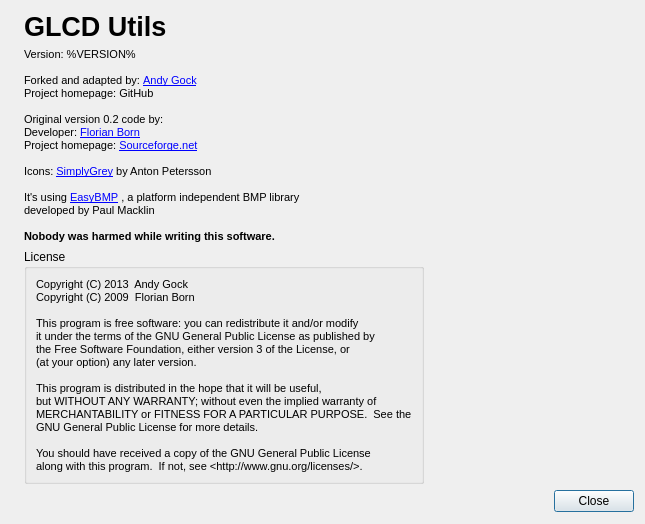
The window that uiinfo.ui (andygock/glcd-utils) describes before a commit, drawn with Qt 5.
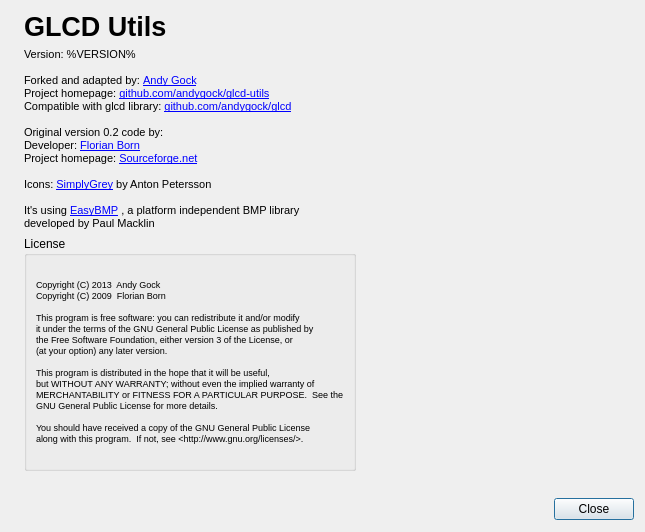
The same window after the commit. Icons and pictures are not drawn.

Commit message: Change info dialog contents

Patch:
```diff
--- a/uiinfo.ui
+++ b/uiinfo.ui
@@ -7,7 +7,7 @@
     <x>0</x>
     <y>0</y>
     <width>645</width>
-    <height>495</height>
+    <height>532</height>
    </rect>
   </property>
   <property name="windowTitle">
@@ -54,7 +54,8 @@
 &lt;p style=&quot; margin-top:0px; margin-bottom:0px; margin-left:0px; margin-right:0px; -qt-block-indent:0; text-indent:0px;&quot;&gt;Version: %VERSION%&lt;/p&gt;
 &lt;p style=&quot;-qt-paragraph-type:empty; margin-top:0px; margin-bottom:0px; margin-left:0px; margin-right:0px; -qt-block-indent:0; text-indent:0px;&quot;&gt;&lt;br /&gt;&lt;/p&gt;
 &lt;p style=&quot; margin-top:0px; margin-bottom:0px; margin-left:0px; margin-right:0px; -qt-block-indent:0; text-indent:0px;&quot;&gt;Forked and adapted by: &lt;a href=&quot;http://micro.gock.net&quot;&gt;&lt;span style=&quot; text-decoration: underline; color:#0000ff;&quot;&gt;Andy Gock&lt;/span&gt;&lt;/a&gt;&lt;/p&gt;
-&lt;p style=&quot; margin-top:0px; margin-bottom:0px; margin-left:0px; margin-right:0px; -qt-block-indent:0; text-indent:0px;&quot;&gt;Project homepage: GitHub&lt;/p&gt;
+&lt;p style=&quot; margin-top:0px; margin-bottom:0px; margin-left:0px; margin-right:0px; -qt-block-indent:0; text-indent:0px;&quot;&gt;Project homepage: &lt;a href=&quot;http://github.com/andygock/glcd&quot;&gt;&lt;span style=&quot; text-decoration: underline; color:#0000ff;&quot;&gt;github.com/andygock/glcd-utils&lt;/span&gt;&lt;/a&gt;&lt;/p&gt;
+&lt;p style=&quot; margin-top:0px; margin-bottom:0px; margin-left:0px; margin-right:0px; -qt-block-indent:0; text-indent:0px;&quot;&gt;Compatible with glcd library: &lt;a href=&quot;http://github.com/andygock/glcd&quot;&gt;&lt;span style=&quot; text-decoration: underline; color:#0000ff;&quot;&gt;github.com/andygock/glcd&lt;/span&gt;&lt;/a&gt;&lt;/p&gt;
 &lt;p style=&quot;-qt-paragraph-type:empty; margin-top:0px; margin-bottom:0px; margin-left:0px; margin-right:0px; -qt-block-indent:0; text-indent:0px;&quot;&gt;&lt;br /&gt;&lt;/p&gt;
 &lt;p style=&quot; margin-top:0px; margin-bottom:0px; margin-left:0px; margin-right:0px; -qt-block-indent:0; text-indent:0px;&quot;&gt;Original version 0.2 code by:&lt;/p&gt;
 &lt;p style=&quot; margin-top:0px; margin-bottom:0px; margin-left:0px; margin-right:0px; -qt-block-indent:0; text-indent:0px;&quot;&gt;Developer: &lt;a href=&quot;mailto:devilsfist@users.sourceforge.net&quot;&gt;&lt;span style=&quot; text-decoration: underline; color:#0000ff;&quot;&gt;Florian Born&lt;/span&gt;&lt;/a&gt;&lt;/p&gt;
@@ -63,9 +64,7 @@
 &lt;p style=&quot; margin-top:0px; margin-bottom:0px; margin-left:0px; margin-right:0px; -qt-block-indent:0; text-indent:0px;&quot;&gt;Icons: &lt;a href=&quot;http://gnome-look.org/content/show.php/SimplyGrey?content=93674&quot;&gt;&lt;span style=&quot; text-decoration: underline; color:#0000ff;&quot;&gt;SimplyGrey&lt;/span&gt;&lt;/a&gt; by Anton Petersson&lt;/p&gt;
 &lt;p style=&quot;-qt-paragraph-type:empty; margin-top:0px; margin-bottom:0px; margin-left:0px; margin-right:0px; -qt-block-indent:0; text-indent:0px;&quot;&gt;&lt;br /&gt;&lt;/p&gt;
 &lt;p style=&quot; margin-top:0px; margin-bottom:0px; margin-left:0px; margin-right:0px; -qt-block-indent:0; text-indent:0px;&quot;&gt;It's using &lt;a href=&quot;http://easybmp.sourceforge.net&quot;&gt;&lt;span style=&quot; text-decoration: underline; color:#0000ff;&quot;&gt;EasyBMP&lt;/span&gt;&lt;/a&gt; , a platform independent BMP library &lt;/p&gt;
-&lt;p style=&quot; margin-top:0px; margin-bottom:0px; margin-left:0px; margin-right:0px; -qt-block-indent:0; text-indent:0px;&quot;&gt;developed by Paul Macklin&lt;/p&gt;
-&lt;p style=&quot;-qt-paragraph-type:empty; margin-top:0px; margin-bottom:0px; margin-left:0px; margin-right:0px; -qt-block-indent:0; text-indent:0px; font-style:italic;&quot;&gt;&lt;br /&gt;&lt;/p&gt;
-&lt;p style=&quot; margin-top:0px; margin-bottom:0px; margin-left:0px; margin-right:0px; -qt-block-indent:0; text-indent:0px;&quot;&gt;&lt;span style=&quot; font-weight:600;&quot;&gt;Nobody was harmed while writing this software.&lt;/span&gt;&lt;/p&gt;&lt;/body&gt;&lt;/html&gt;</string>
+&lt;p style=&quot; margin-top:0px; margin-bottom:0px; margin-left:0px; margin-right:0px; -qt-block-indent:0; text-indent:0px;&quot;&gt;developed by Paul Macklin&lt;/p&gt;&lt;/body&gt;&lt;/html&gt;</string>
        </property>
        <property name="alignment">
         <set>Qt::AlignLeading|Qt::AlignLeft|Qt::AlignTop</set>
@@ -92,32 +91,46 @@
        <layout class="QGridLayout" name="gridLayout_3">
         <item row="0" column="0">
          <widget class="QLabel" name="label_4">
+          <property name="enabled">
+           <bool>true</bool>
+          </property>
           <property name="sizePolicy">
            <sizepolicy hsizetype="Preferred" vsizetype="Maximum">
             <horstretch>0</horstretch>
             <verstretch>0</verstretch>
            </sizepolicy>
           </property>
+          <property name="font">
+           <font>
+            <pointsize>8</pointsize>
+           </font>
+          </property>
           <property name="text">
            <string>&lt;!DOCTYPE HTML PUBLIC &quot;-//W3C//DTD HTML 4.0//EN&quot; &quot;http://www.w3.org/TR/REC-html40/strict.dtd&quot;&gt;
 &lt;html&gt;&lt;head&gt;&lt;meta name=&quot;qrichtext&quot; content=&quot;1&quot; /&gt;&lt;style type=&quot;text/css&quot;&gt;
 p, li { white-space: pre-wrap; }
 &lt;/style&gt;&lt;/head&gt;&lt;body style=&quot; font-family:'MS Shell Dlg 2'; font-size:8pt; font-weight:400; font-style:normal;&quot;&gt;
-&lt;p style=&quot; margin-top:0px; margin-bottom:0px; margin-left:0px; margin-right:0px; -qt-block-indent:0; text-indent:0px;&quot;&gt;Copyright (C) 2013  Andy Gock&lt;/p&gt;
-&lt;p style=&quot; margin-top:0px; margin-bottom:0px; margin-left:0px; margin-right:0px; -qt-block-indent:0; text-indent:0px;&quot;&gt;Copyright (C) 2009  Florian Born&lt;/p&gt;
-&lt;p style=&quot;-qt-paragraph-type:empty; margin-top:0px; margin-bottom:0px; margin-left:0px; margin-right:0px; -qt-block-indent:0; text-indent:0px;&quot;&gt;&lt;br /&gt;&lt;/p&gt;
-&lt;p style=&quot; margin-top:0px; margin-bottom:0px; margin-left:0px; margin-right:0px; -qt-block-indent:0; text-indent:0px;&quot;&gt;This program is free software: you can redistribute it and/or modify&lt;/p&gt;
-&lt;p style=&quot; margin-top:0px; margin-bottom:0px; margin-left:0px; margin-right:0px; -qt-block-indent:0; text-indent:0px;&quot;&gt;it under the terms of the GNU General Public License as published by&lt;/p&gt;
-&lt;p style=&quot; margin-top:0px; margin-bottom:0px; margin-left:0px; margin-right:0px; -qt-block-indent:0; text-indent:0px;&quot;&gt;the Free Software Foundation, either version 3 of the License, or&lt;/p&gt;
-&lt;p style=&quot; margin-top:0px; margin-bottom:0px; margin-left:0px; margin-right:0px; -qt-block-indent:0; text-indent:0px;&quot;&gt;(at your option) any later version.&lt;/p&gt;
-&lt;p style=&quot;-qt-paragraph-type:empty; margin-top:0px; margin-bottom:0px; margin-left:0px; margin-right:0px; -qt-block-indent:0; text-indent:0px;&quot;&gt;&lt;br /&gt;&lt;/p&gt;
-&lt;p style=&quot; margin-top:0px; margin-bottom:0px; margin-left:0px; margin-right:0px; -qt-block-indent:0; text-indent:0px;&quot;&gt;This program is distributed in the hope that it will be useful,&lt;/p&gt;
-&lt;p style=&quot; margin-top:0px; margin-bottom:0px; margin-left:0px; margin-right:0px; -qt-block-indent:0; text-indent:0px;&quot;&gt;but WITHOUT ANY WARRANTY; without even the implied warranty of&lt;/p&gt;
-&lt;p style=&quot; margin-top:0px; margin-bottom:0px; margin-left:0px; margin-right:0px; -qt-block-indent:0; text-indent:0px;&quot;&gt;MERCHANTABILITY or FITNESS FOR A PARTICULAR PURPOSE.  See the&lt;/p&gt;
-&lt;p style=&quot; margin-top:0px; margin-bottom:0px; margin-left:0px; margin-right:0px; -qt-block-indent:0; text-indent:0px;&quot;&gt;GNU General Public License for more details.&lt;/p&gt;
-&lt;p style=&quot;-qt-paragraph-type:empty; margin-top:0px; margin-bottom:0px; margin-left:0px; margin-right:0px; -qt-block-indent:0; text-indent:0px;&quot;&gt;&lt;br /&gt;&lt;/p&gt;
-&lt;p style=&quot; margin-top:0px; margin-bottom:0px; margin-left:0px; margin-right:0px; -qt-block-indent:0; text-indent:0px;&quot;&gt;You should have received a copy of the GNU General Public License&lt;/p&gt;
-&lt;p style=&quot; margin-top:0px; margin-bottom:0px; margin-left:0px; margin-right:0px; -qt-block-indent:0; text-indent:0px;&quot;&gt;along with this program.  If not, see &amp;lt;http://www.gnu.org/licenses/&amp;gt;.&lt;/p&gt;&lt;/body&gt;&lt;/html&gt;</string>
+&lt;p style=&quot; margin-top:0px; margin-bottom:0px; margin-left:0px; margin-right:0px; -qt-block-indent:0; text-indent:0px;&quot;&gt;&lt;span style=&quot; font-size:7pt;&quot;&gt;Copyright (C) 2013  Andy Gock&lt;/span&gt;&lt;/p&gt;
+&lt;p style=&quot; margin-top:0px; margin-bottom:0px; margin-left:0px; margin-right:0px; -qt-block-indent:0; text-indent:0px;&quot;&gt;&lt;span style=&quot; font-size:7pt;&quot;&gt;Copyright (C) 2009  Florian Born&lt;/span&gt;&lt;/p&gt;
+&lt;p style=&quot;-qt-paragraph-type:empty; margin-top:0px; margin-bottom:0px; margin-left:0px; margin-right:0px; -qt-block-indent:0; text-indent:0px; font-size:7pt;&quot;&gt;&lt;br /&gt;&lt;/p&gt;
+&lt;p style=&quot; margin-top:0px; margin-bottom:0px; margin-left:0px; margin-right:0px; -qt-block-indent:0; text-indent:0px;&quot;&gt;&lt;span style=&quot; font-size:7pt;&quot;&gt;This program is free software: you can redistribute it and/or modify&lt;/span&gt;&lt;/p&gt;
+&lt;p style=&quot; margin-top:0px; margin-bottom:0px; margin-left:0px; margin-right:0px; -qt-block-indent:0; text-indent:0px;&quot;&gt;&lt;span style=&quot; font-size:7pt;&quot;&gt;it under the terms of the GNU General Public License as published by&lt;/span&gt;&lt;/p&gt;
+&lt;p style=&quot; margin-top:0px; margin-bottom:0px; margin-left:0px; margin-right:0px; -qt-block-indent:0; text-indent:0px;&quot;&gt;&lt;span style=&quot; font-size:7pt;&quot;&gt;the Free Software Foundation, either version 3 of the License, or&lt;/span&gt;&lt;/p&gt;
+&lt;p style=&quot; margin-top:0px; margin-bottom:0px; margin-left:0px; margin-right:0px; -qt-block-indent:0; text-indent:0px;&quot;&gt;&lt;span style=&quot; font-size:7pt;&quot;&gt;(at your option) any later version.&lt;/span&gt;&lt;/p&gt;
+&lt;p style=&quot;-qt-paragraph-type:empty; margin-top:0px; margin-bottom:0px; margin-left:0px; margin-right:0px; -qt-block-indent:0; text-indent:0px; font-size:7pt;&quot;&gt;&lt;br /&gt;&lt;/p&gt;
+&lt;p style=&quot; margin-top:0px; margin-bottom:0px; margin-left:0px; margin-right:0px; -qt-block-indent:0; text-indent:0px;&quot;&gt;&lt;span style=&quot; font-size:7pt;&quot;&gt;This program is distributed in the hope that it will be useful,&lt;/span&gt;&lt;/p&gt;
+&lt;p style=&quot; margin-top:0px; margin-bottom:0px; margin-left:0px; margin-right:0px; -qt-block-indent:0; text-indent:0px;&quot;&gt;&lt;span style=&quot; font-size:7pt;&quot;&gt;but WITHOUT ANY WARRANTY; without even the implied warranty of&lt;/span&gt;&lt;/p&gt;
+&lt;p style=&quot; margin-top:0px; margin-bottom:0px; margin-left:0px; margin-right:0px; -qt-block-indent:0; text-indent:0px;&quot;&gt;&lt;span style=&quot; font-size:7pt;&quot;&gt;MERCHANTABILITY or FITNESS FOR A PARTICULAR PURPOSE.  See the&lt;/span&gt;&lt;/p&gt;
+&lt;p style=&quot; margin-top:0px; margin-bottom:0px; margin-left:0px; margin-right:0px; -qt-block-indent:0; text-indent:0px;&quot;&gt;&lt;span style=&quot; font-size:7pt;&quot;&gt;GNU General Public License for more details.&lt;/span&gt;&lt;/p&gt;
+&lt;p style=&quot;-qt-paragraph-type:empty; margin-top:0px; margin-bottom:0px; margin-left:0px; margin-right:0px; -qt-block-indent:0; text-indent:0px; font-size:7pt;&quot;&gt;&lt;br /&gt;&lt;/p&gt;
+&lt;p style=&quot; margin-top:0px; margin-bottom:0px; margin-left:0px; margin-right:0px; -qt-block-indent:0; text-indent:0px;&quot;&gt;&lt;span style=&quot; font-size:7pt;&quot;&gt;You should have received a copy of the GNU General Public License&lt;/span&gt;&lt;/p&gt;
+&lt;p style=&quot; margin-top:0px; margin-bottom:0px; margin-left:0px; margin-right:0px; -qt-block-indent:0; text-indent:0px;&quot;&gt;&lt;span style=&quot; font-size:7pt;&quot;&gt;along with this program.  If not, see &amp;lt;http://www.gnu.org/licenses/&amp;gt;.&lt;/span&gt;&lt;/p&gt;&lt;/body&gt;&lt;/html&gt;</string>
+          </property>
+          <property name="scaledContents">
+           <bool>false</bool>
+          </property>
+          <property name="wordWrap">
+           <bool>false</bool>
           </property>
          </widget>
         </item>
```
Left out of the diff: 3 changed lines with no effect on the pictures.
